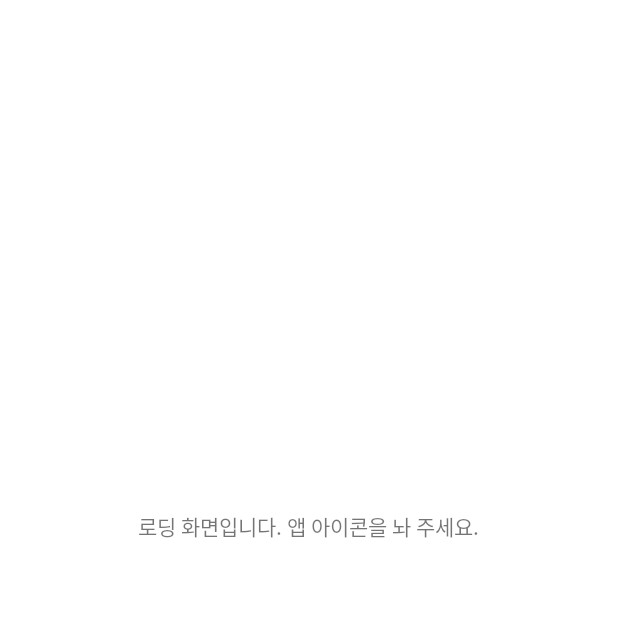
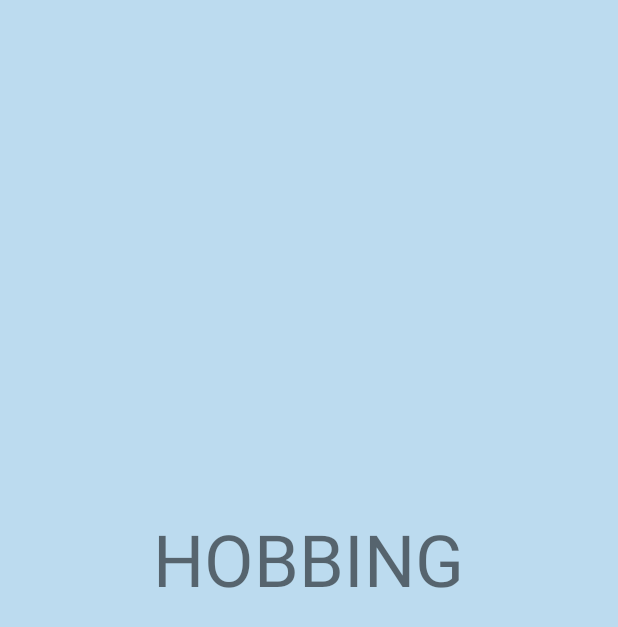
Before and after one commit to WIS-APP-Studio/HOBBING, an Android app: the LoadingActivity screen opened directly, with no data from a screen before it, on a phone screen of 412 x 824 dp. Shown: the top 627 px of the screen. Run offline under Robolectric (Android 15) with nearby library versions, the phone set to English and light mode, and no system bars.

Commit message:
1일차...

```diff
--- a/app/src/main/res/layout/activity_intro.xml
+++ b/app/src/main/res/layout/activity_intro.xml
@@ -4,7 +4,8 @@
     xmlns:tools="http://schemas.android.com/tools"
     android:layout_width="match_parent"
     android:layout_height="match_parent"
-    tools:context="com.wisappstudio.hobbing.activity.IntroActivity">
+    tools:context="com.wisappstudio.hobbing.activity.IntroActivity"
+    android:background="#bcdbef">
 
     <Button
         android:id="@+id/btn_sign_up"
--- a/app/src/main/res/layout/activity_loading.xml
+++ b/app/src/main/res/layout/activity_loading.xml
@@ -3,14 +3,17 @@
     xmlns:app="http://schemas.android.com/apk/res-auto"
     xmlns:tools="http://schemas.android.com/tools"
     android:layout_width="match_parent"
-    android:layout_height="match_parent">
+    android:layout_height="match_parent"
+    android:background="@color/signature">
+
 
     <TextView
         android:id="@+id/textView"
         android:layout_width="wrap_content"
         android:layout_height="wrap_content"
         android:layout_marginTop="340dp"
-        android:text="로딩 화면입니다. 앱 아이콘을 놔 주세요."
+        android:text="HOBBING"
+        android:textSize="48sp"
         app:layout_constraintEnd_toEndOf="parent"
         app:layout_constraintHorizontal_bias="0.497"
         app:layout_constraintStart_toStartOf="parent"
```
